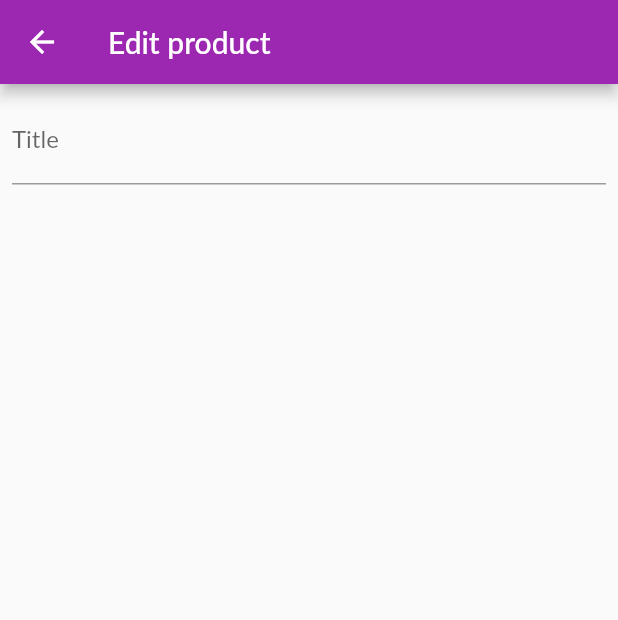
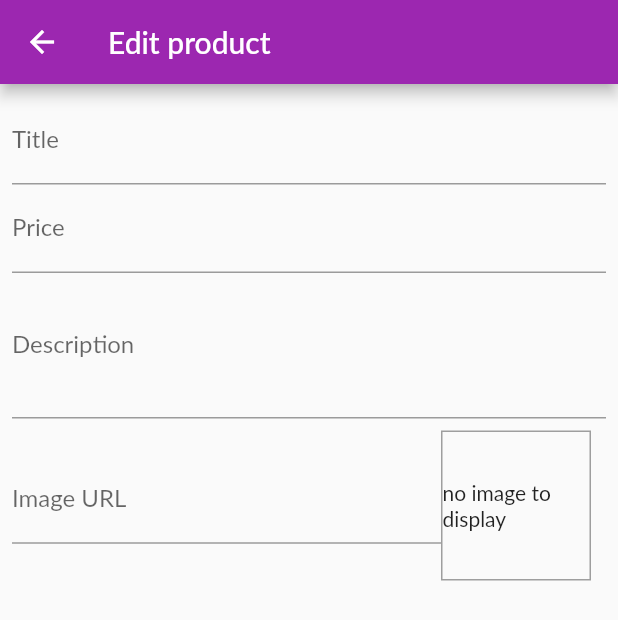
Before and after one commit to anovazzi1/shop-App-Flutter, a Flutter app: the EditProductScreen screen opened by its route, on a phone screen of 412 x 824 dp. Shown: the top 620 px of the screen. Run offline on Flutter 3.47's test engine with Material 2 defaults, Android fonts, the phone set to English and light mode, and no system bars; Roboto replaces fonts that are missing (Lato).

Commit message:
image preview implemented

```diff
--- a/lib/main.dart
+++ b/lib/main.dart
@@ -35,7 +35,7 @@ class MyHomePage extends StatelessWidget {
         title: Text('MyShop'),
       ),
       body: Center(
-        child: Text('Let\'s build a shop!'),
+        child: const Text('Let\'s build a shop!'),
       ),
     );
   }
--- a/lib/screens/edit_product_screen.dart
+++ b/lib/screens/edit_product_screen.dart
@@ -9,6 +9,17 @@ class EditProductScreen extends StatefulWidget {
 }
 
 class _EditProductScreenState extends State<EditProductScreen> {
+  final _priceFocusNode = FocusNode();
+  final _descriptionFocusNode = FocusNode();
+  final _urlImageController = TextEditingController();
+  final _imageUrlFocusNode = FocusNode();
+
+  void updateImageUrl() {
+    if (!_imageUrlFocusNode.hasFocus) {
+      setState(() {});
+    }
+  }
+
   @override
   Widget build(BuildContext context) {
     return Scaffold(
@@ -24,6 +35,44 @@ class _EditProductScreenState extends State<EditProductScreen> {
                 TextFormField(
                   decoration: InputDecoration(labelText: "Title"),
                   textInputAction: TextInputAction.next,
+                  onFieldSubmitted: (value) =>
+                      FocusScope.of(context).requestFocus(_priceFocusNode),
+                ),
+                TextFormField(
+                  decoration: InputDecoration(labelText: "Price"),
+                  keyboardType: TextInputType.number,
+                  focusNode: _priceFocusNode,
+                  onFieldSubmitted: (value) => FocusScope.of(context)
+                      .requestFocus(_descriptionFocusNode),
+                ),
+                TextFormField(
+                  decoration: InputDecoration(labelText: "Description"),
+                  maxLines: 3,
+                  keyboardType: TextInputType.multiline,
+                ),
+                Row(
+                  children: [
+                    Expanded(
+                      child: TextFormField(
+                        decoration: InputDecoration(labelText: "Image URL"),
+                        keyboardType: TextInputType.url,
+                        textInputAction: TextInputAction.done,
+                        controller: _urlImageController,
+                        focusNode: _imageUrlFocusNode,
+                      ),
+                    ),
+                    Container(
+                      width: 100,
+                      height: 100,
+                      margin: EdgeInsets.only(top: 8, right: 10),
+                      decoration:
+                          BoxDecoration(border: Border.all(color: Colors.grey)),
+                      child: _urlImageController.text.isEmpty
+                          ? Center(child: Text("no image to display"))
+                          : FittedBox(
+                              child: Image.network(_urlImageController.text)),
+                    ),
+                  ],
                 )
               ],
             ),
@@ -32,4 +81,19 @@ class _EditProductScreenState extends State<EditProductScreen> {
       ),
     );
   }
+
+  @override
+  void dispose() {
+    _descriptionFocusNode.dispose();
+    _priceFocusNode.dispose();
+    _imageUrlFocusNode.removeListener(updateImageUrl);
+    _imageUrlFocusNode.dispose();
+    super.dispose();
+  }
+
+  @override
+  void initState() {
+    _imageUrlFocusNode.addListener(updateImageUrl);
+    super.initState();
+  }
 }
```
